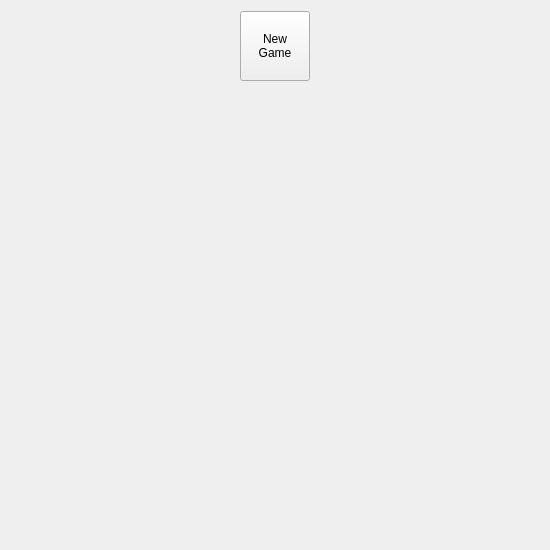
Above: frontEND/minesweeper.ui from FrogCpp/SaperYandex before the change. Below: the same form after it.
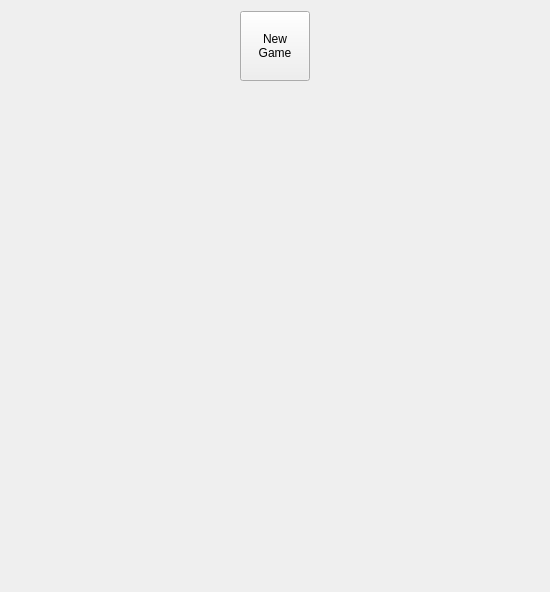
That is the form after the change.

```diff
--- a/frontEND/minesweeper.ui
+++ b/frontEND/minesweeper.ui
@@ -7,7 +7,7 @@
     <x>0</x>
     <y>0</y>
     <width>550</width>
-    <height>550</height>
+    <height>592</height>
    </rect>
   </property>
   <property name="windowTitle">
```
Left out of the diff: 10 changed lines with no effect on the pictures.
